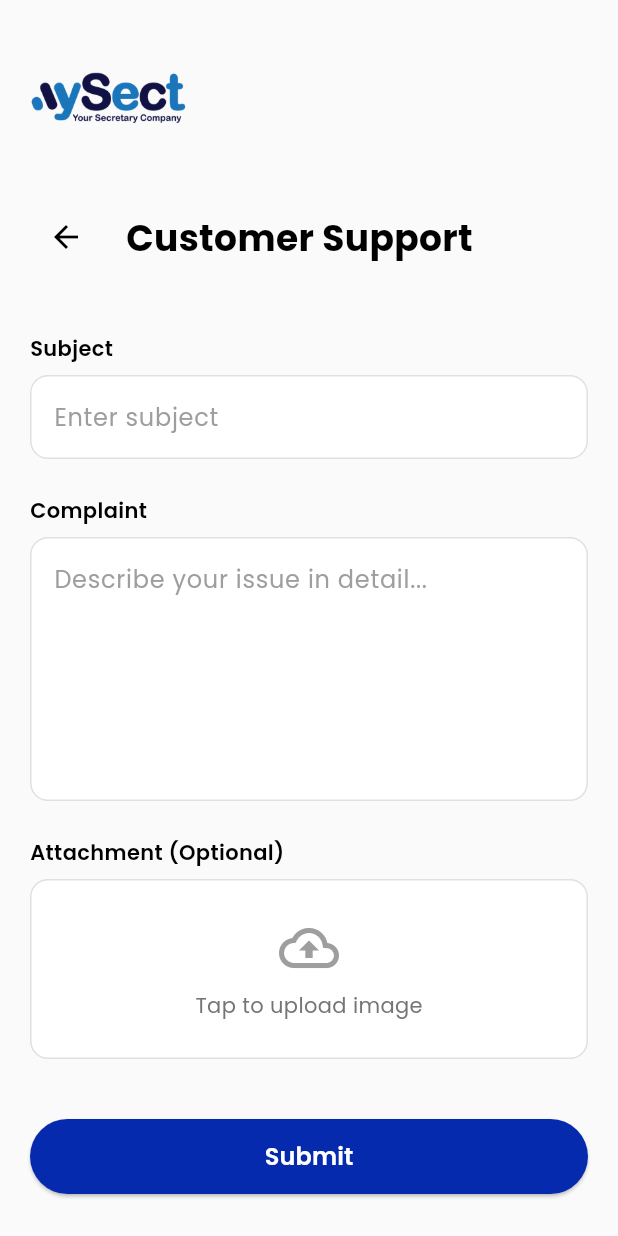
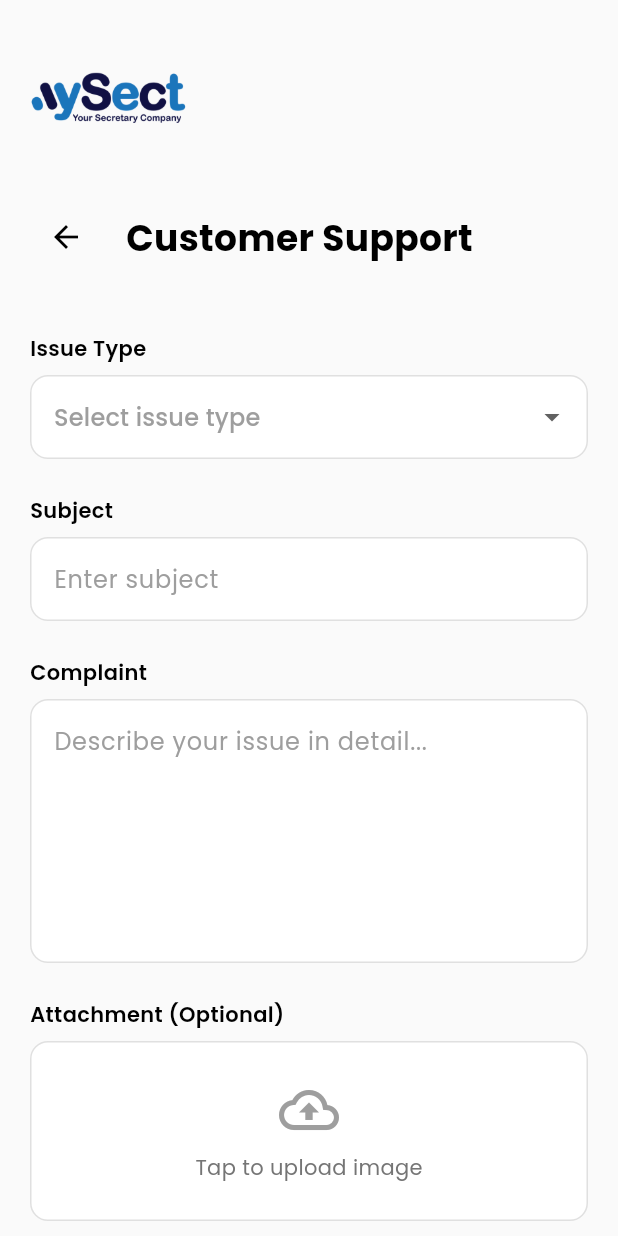
Before and after one commit to DCSDev-coder/MySect, a Flutter app: the CustomerSupportPage screen opened directly, on a phone screen of 412 x 824 dp. Run offline on Flutter 3.47's test engine with Material 3 defaults, Android fonts, the phone set to English and light mode, and no system bars; our stand-ins replace file_picker, google_fonts, image_picker, table_calendar.

Commit message:
Add customer support form page with image attachment capability

```diff
--- a/mobile_app/lib/mobile_app/more/customer_support_page.dart
+++ b/mobile_app/lib/mobile_app/more/customer_support_page.dart
@@ -14,6 +14,15 @@ class _CustomerSupportPageState extends State<CustomerSupportPage> {
   final TextEditingController _complaintController = TextEditingController();
   final ImagePicker _picker = ImagePicker();
   XFile? _selectedImage;
+  String? _selectedIssueType;
+
+  final List<String> _issueTypes = [
+    'Technical Issue',
+    'Billing Issue',
+    'Account Issue',
+    'Feature Request',
+    'Other',
+  ];
 
   Future<void> _pickImage() async {
     final XFile? image = await _picker.pickImage(source: ImageSource.gallery);
@@ -25,12 +34,13 @@ class _CustomerSupportPageState extends State<CustomerSupportPage> {
   }
 
   void _submitComplaint() {
-    if (_subjectController.text.trim().isEmpty ||
+    if (_selectedIssueType == null ||
+        _subjectController.text.trim().isEmpty ||
         _complaintController.text.trim().isEmpty) {
       ScaffoldMessenger.of(context).showSnackBar(
         SnackBar(
           content: Text(
-            'Please fill in both subject and complaint fields.',
+            'Please fill in issue type, subject, and complaint.',
             style: GoogleFonts.poppins(),
           ),
           backgroundColor: Colors.red,
@@ -111,6 +121,55 @@ class _CustomerSupportPageState extends State<CustomerSupportPage> {
                 child: Column(
                   crossAxisAlignment: CrossAxisAlignment.start,
                   children: [
+                    const SizedBox(height: 24),
+                    Text(
+                      'Issue Type',
+                      style: GoogleFonts.poppins(
+                        fontWeight: FontWeight.w600,
+                        fontSize: 14,
+                        color: Colors.black,
+                      ),
+                    ),
+                    const SizedBox(height: 8),
+                    DropdownButtonFormField<String>(
+                      value: _selectedIssueType,
+                      hint: Text(
+                        'Select issue type',
+                        style: GoogleFonts.poppins(color: Colors.grey),
+                      ),
+                      items: _issueTypes.map((String type) {
+                        return DropdownMenuItem<String>(
+                          value: type,
+                          child: Text(
+                            type,
+                            style: GoogleFonts.poppins(),
+                          ),
+                        );
+                      }).toList(),
+                      onChanged: (String? newValue) {
+                        setState(() {
+                          _selectedIssueType = newValue;
+                        });
+                      },
+                      decoration: InputDecoration(
+                        filled: true,
+                        fillColor: Colors.white,
+                        border: OutlineInputBorder(
+                          borderRadius: BorderRadius.circular(12),
+                          borderSide: BorderSide(color: Colors.grey.shade300),
+                        ),
+                        enabledBorder: OutlineInputBorder(
+                          borderRadius: BorderRadius.circular(12),
+                          borderSide: BorderSide(color: Colors.grey.shade300),
+                        ),
+                        focusedBorder: OutlineInputBorder(
+                          borderRadius: BorderRadius.circular(12),
+                          borderSide: const BorderSide(
+                            color: Color(0xFF062AAE),
+                          ),
+                        ),
+                      ),
+                    ),
                     const SizedBox(height: 24),
                     Text(
                       'Subject',
```
